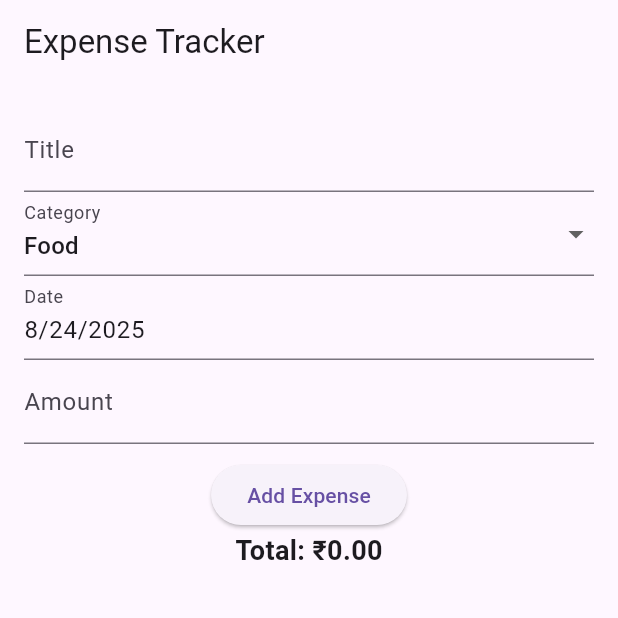
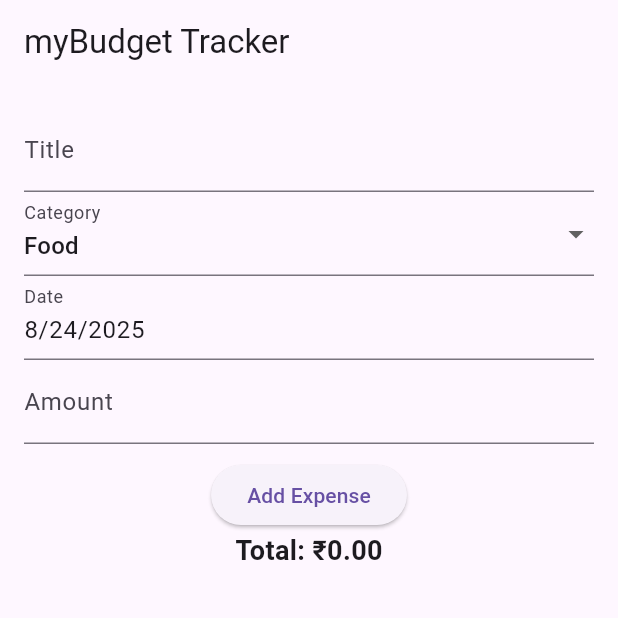
Before and after one commit to jvlingam/mybudget, a Flutter app: the screen it shows after launch, on a phone screen of 412 x 824 dp, the top half of it. Run offline on Flutter 3.47's test engine with Material 3 defaults, Android fonts, the light colour scheme and no system bars; our stand-ins replace hive, hive_flutter; accounts and stored records are empty.

Commit message:
Added Category in the list view aand updated the title in the header

```diff
--- a/lib/main.dart
+++ b/lib/main.dart
@@ -10,8 +10,7 @@ void main() async {
 
   Hive.registerAdapter(ExpenseAdapter());
 
-  // ✅ Delete the box from disk (for development only)
-  await Hive.deleteBoxFromDisk('expensesBox');
+  //await Hive.deleteBoxFromDisk('expensesBox');
 
   await Hive.openBox<Expense>('expensesBox');
 
--- a/lib/pages/home_page.dart
+++ b/lib/pages/home_page.dart
@@ -63,7 +63,7 @@ class _HomePageState extends State<HomePage> {
   @override
   Widget build(BuildContext context) {
     return Scaffold(
-      appBar: AppBar(title: const Text('Expense Tracker')),
+      appBar: AppBar(title: const Text('myBudget Tracker')),
       body: Padding(
         padding: const EdgeInsets.all(16.0),
         child: Column(children: [
@@ -72,7 +72,7 @@ class _HomePageState extends State<HomePage> {
             decoration: const InputDecoration(labelText: 'Title'),
           ),
           DropdownButtonFormField<String>(
-            value: _selectedCategory,
+            initialValue: _selectedCategory,
             items: _categories.map((cat) {
               return DropdownMenuItem(
                 value: cat,
@@ -131,7 +131,7 @@ class _HomePageState extends State<HomePage> {
               itemBuilder: (_, i) {
                 final e = _expenses[i];
                 return ListTile(
-                  title: Text(e.title),
+                  title: Text('${e.title} (${e.category})'),
                   subtitle: Text('${e.amount.toStringAsFixed(2)} • ${DateFormat.yMMMd().format(e.date)}'),
                 );
               },
```
